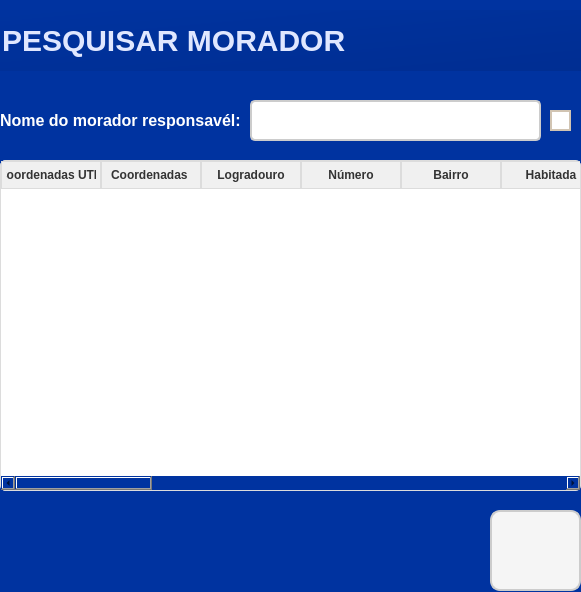
ArielAraujo18/ProjetoAcude, file code/frames/frm_ConsultarPorNome.ui: the form before one commit.
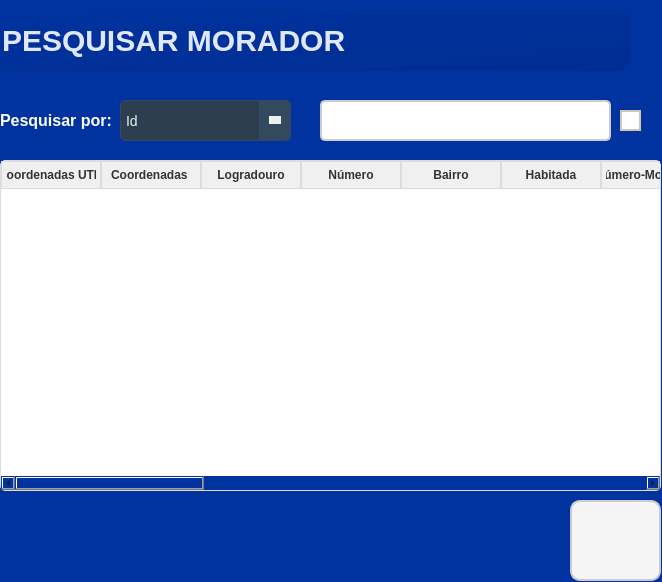
The form after the commit. Icons and pictures are not drawn.

Patch:
```diff
--- a/code/frames/frm_ConsultarPorNome.ui
+++ b/code/frames/frm_ConsultarPorNome.ui
@@ -6,8 +6,8 @@
    <rect>
     <x>0</x>
     <y>0</y>
-    <width>581</width>
-    <height>592</height>
+    <width>662</width>
+    <height>582</height>
    </rect>
   </property>
   <property name="windowTitle">
@@ -21,8 +21,8 @@
   <widget class="QPushButton" name="btn_consultar">
    <property name="geometry">
     <rect>
-     <x>490</x>
-     <y>510</y>
+     <x>570</x>
+     <y>500</y>
      <width>91</width>
      <height>81</height>
     </rect>
@@ -58,7 +58,7 @@
   <widget class="QPushButton" name="btn_pesquisar">
    <property name="geometry">
     <rect>
-     <x>550</x>
+     <x>620</x>
      <y>110</y>
      <width>21</width>
      <height>21</height>
@@ -100,7 +100,7 @@
     <rect>
      <x>0</x>
      <y>110</y>
-     <width>241</width>
+     <width>111</width>
      <height>21</height>
     </rect>
    </property>
@@ -121,13 +121,13 @@
 </string>
    </property>
    <property name="text">
-    <string>Nome do morador responsavél:</string>
+    <string>Pesquisar por:</string>
    </property>
   </widget>
   <widget class="QLineEdit" name="txt_nomeMorador">
    <property name="geometry">
     <rect>
-     <x>250</x>
+     <x>320</x>
      <y>100</y>
      <width>291</width>
      <height>41</height>
@@ -187,7 +187,7 @@
     <rect>
      <x>0</x>
      <y>160</y>
-     <width>581</width>
+     <width>661</width>
      <height>331</height>
     </rect>
    </property>
@@ -373,6 +373,235 @@
     </property>
    </column>
   </widget>
+  <widget class="QComboBox" name="comboBox">
+   <property name="geometry">
+    <rect>
+     <x>120</x>
+     <y>100</y>
+     <width>171</width>
+     <height>41</height>
+    </rect>
+   </property>
+   <property name="styleSheet">
+    <string notr="true">QComboBox {
+    background-color: #2c3e50;
+    color: #ecf0f1;
+    border: 1px solid #34495e;
+    border-radius: 5px;
+    padding: 5px;
+    font-size: 14px;
+    min-width: 100px;
+}
+
+QComboBox::drop-down {
+    subcontrol-origin: padding;
+    subcontrol-position: center right;
+    width: 30px;
+    border-left: 1px solid #34495e;
+    background-color: #34495e;
+    border-top-right-radius: 5px;
+    border-bottom-right-radius: 5px;
+}
+
+QComboBox::down-arrow {
+    width: 0px;
+    height: 0px;
+    border-left: 6px solid transparent;
+    border-right: 6px solid transparent;
+    border-top: 8px solid #ecf0f1;
+    margin: 4px;
+}
+
+QComboBox QAbstractItemView {
+    background-color: #34495e;
+    color: #ecf0f1;
+    selection-background-color: #1abc9c;
+    selection-color: #ffffff;
+    border: 1px solid #34495e;
+    border-radius: 5px;
+    outline: none;
+    min-width: 100px;
+}
+
+QComboBox QAbstractItemView::item {
+    padding: 10px;
+    font-size: 14px;
+}
+
+QComboBox QAbstractItemView::item:selected {
+    background-color: #1abc9c;
+}
+
+QComboBox QAbstractItemView::item:hover {
+    background-color: #16a085;
+}
+
+/* Barra de rolagem vertical personalizada */
+QScrollBar:vertical {
+    border: none;
+    background: #2c3e50;
+    width: 10px;
+    border-radius: 5px;
+}
+
+QScrollBar::handle:vertical {
+    background: #1abc9c;
+    border-radius: 5px;
+}
+
+QScrollBar::handle:vertical:hover {
+    background: #16a085;
+}
+
+QScrollBar::add-line:vertical, QScrollBar::sub-line:vertical {
+    background: none;
+    border: none;
+}
+
+QScrollBar::up-arrow:vertical, QScrollBar::down-arrow:vertical {
+    border: none;
+    background: none;
+}
+
+/* Barra de rolagem horizontal personalizada */
+QScrollBar:horizontal {
+    border: none;
+    background: #2c3e50;
+    height: 10px;
+    border-radius: 5px;
+}
+
+QScrollBar::handle:horizontal {
+    background: #1abc9c;
+    border-radius: 5px;
+}
+
+QScrollBar::handle:horizontal:hover {
+    background: #16a085;
+}
+
+QScrollBar::add-line:horizontal, QScrollBar::sub-line:horizontal {
+    background: none;
+    border: none;
+}
+
+QScrollBar::left-arrow:horizontal, QScrollBar::right-arrow:horizontal {
+    border: none;
+    background: none;
+}
+</string>
+   </property>
+   <item>
+    <property name="text">
+     <string>Id</string>
+    </property>
+   </item>
+   <item>
+    <property name="text">
+     <string>Coordenadas</string>
+    </property>
+   </item>
+   <item>
+    <property name="text">
+     <string>CoordenadasG</string>
+    </property>
+   </item>
+   <item>
+    <property name="text">
+     <string>Nome</string>
+    </property>
+   </item>
+   <item>
+    <property name="text">
+     <string>Idade</string>
+    </property>
+   </item>
+   <item>
+    <property name="text">
+     <string>Gênero</string>
+    </property>
+   </item>
+   <item>
+    <property name="text">
+     <string>Telefone</string>
+    </property>
+   </item>
+   <item>
+    <property name="text">
+     <string>E-mail</string>
+    </property>
+   </item>
+   <item>
+    <property name="text">
+     <string>Logradouro</string>
+    </property>
+   </item>
+   <item>
+    <property name="text">
+     <string>Número</string>
+    </property>
+   </item>
+   <item>
+    <property name="text">
+     <string>Complemento</string>
+    </property>
+   </item>
+   <item>
+    <property name="text">
+     <string>Bairro</string>
+    </property>
+   </item>
+   <item>
+    <property name="text">
+     <string>Habitada</string>
+    </property>
+   </item>
+   <item>
+    <property name="text">
+     <string>Número-Moradores</string>
+    </property>
+   </item>
+   <item>
+    <property name="text">
+     <string>Crianças</string>
+    </property>
+   </item>
+   <item>
+    <property name="text">
+     <string>Quantidade-Crianças</string>
+    </property>
+   </item>
+   <item>
+    <property name="text">
+     <string>Mobilidade</string>
+    </property>
+   </item>
+   <item>
+    <property name="text">
+     <string>Quantidade</string>
+    </property>
+   </item>
+   <item>
+    <property name="text">
+     <string>Tipo(s)</string>
+    </property>
+   </item>
+   <item>
+    <property name="text">
+     <string>Internet</string>
+    </property>
+   </item>
+   <item>
+    <property name="text">
+     <string>Televisão</string>
+    </property>
+   </item>
+   <item>
+    <property name="text">
+     <string>Rádio</string>
+    </property>
+   </item>
+  </widget>
  </widget>
  <resources>
   <include location="../Imagens/pesquisar.qrc"/>
```
